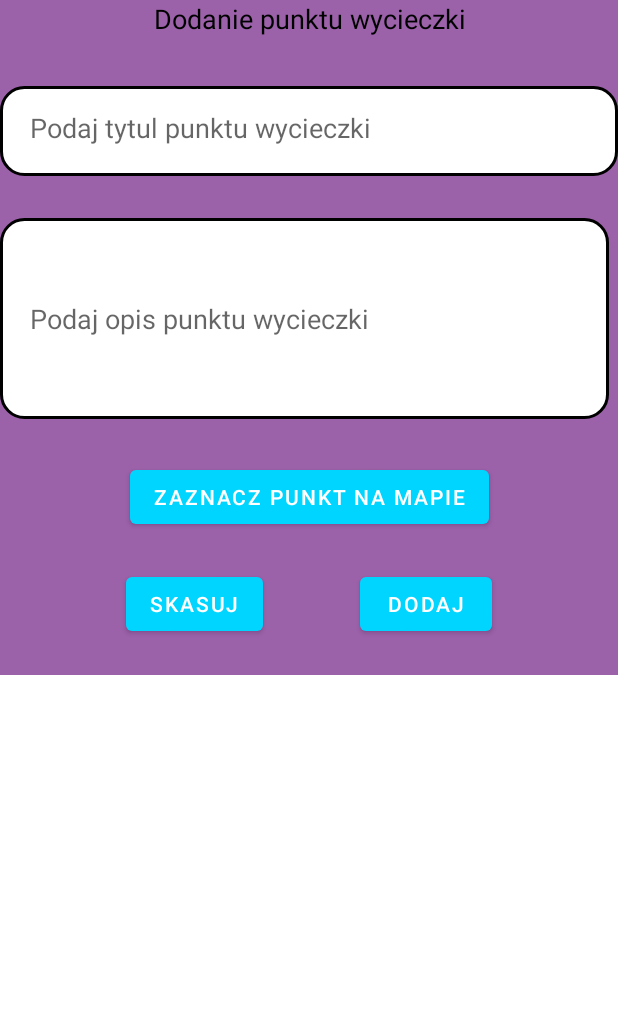
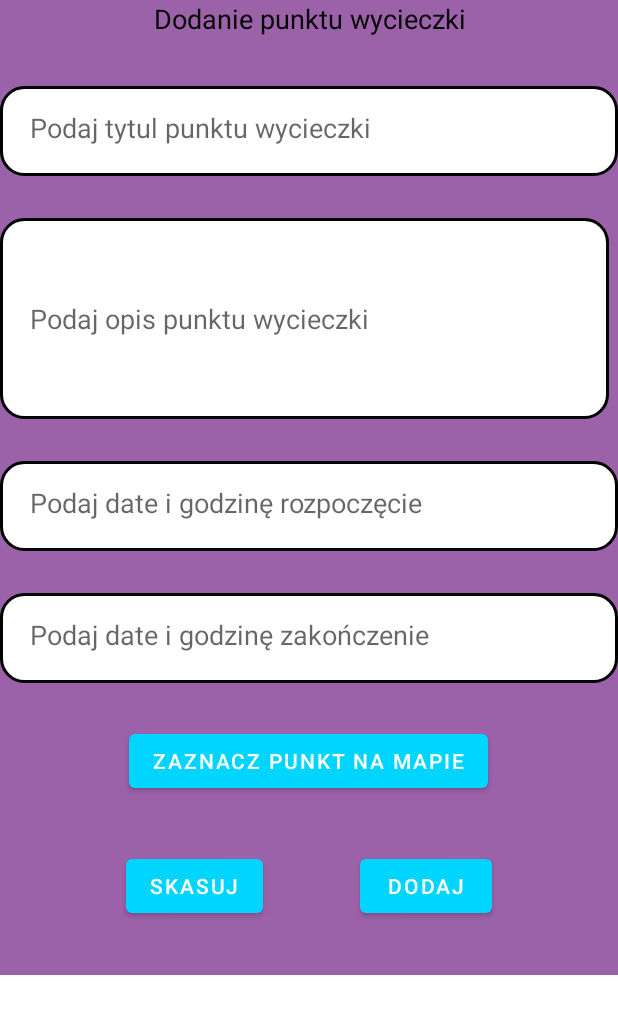
Before and after one commit to bartoszszostakiewicz/Easy_travel, an Android app: the layout dialog_create_trip_point.xml on its own in the app's theme, with its tools: preview values and no code run, on a phone screen of 412 x 824 dp. Shown: the top 1014 px of the screen. Run offline under Robolectric (Android 15) with nearby library versions, the phone set to English and light mode, and no system bars.

Commit message:
Database Architecture, shows trips, add a date, auth

```diff
--- a/Easy_Travel/app/src/main/AndroidManifest.xml
+++ b/Easy_Travel/app/src/main/AndroidManifest.xml
@@ -18,7 +18,7 @@
         android:roundIcon="@mipmap/ic_launcher_round"
         android:supportsRtl="true"
         android:theme="@style/Theme.Easy_travel"
-        android:name=".ViewModel.MainViewModel"
+        android:name=".MainApplication"
         tools:targetApi="31">
         <activity
             android:name=".ViewModel.ChatActivity"
--- a/Easy_Travel/app/src/main/java/com/project/easy_travel/MenuActivity.kt
+++ b/Easy_Travel/app/src/main/java/com/project/easy_travel/MenuActivity.kt
@@ -14,6 +14,7 @@ import com.project.easy_travel.ViewModel.TripViewModel
 
 
 class MenuActivity : AppCompatActivity() {
+    private lateinit var application: MainApplication
 
     private lateinit var tripViewModel: TripViewModel
 
@@ -21,9 +22,9 @@ class MenuActivity : AppCompatActivity() {
         super.onCreate(savedInstanceState)
         setContentView(R.layout.activity_main_map)
 
-        val application = applicationContext as MainViewModel
+        val application = applicationContext as MainApplication
 
-        tripViewModel = application.tripViewModel//ViewModelProvider(this).get(TripViewModel::class.java)
+        tripViewModel = application.tripViewModel //ViewModelProvider(this).get(TripViewModel::class.java)
 
 
         tripViewModel.data.observe(this, Observer {trip ->
--- a/Easy_Travel/app/src/main/java/com/project/easy_travel/Model/Trip.kt
+++ b/Easy_Travel/app/src/main/java/com/project/easy_travel/Model/Trip.kt
@@ -20,7 +20,8 @@ data class Trip(
             "tripPointsID" to tripPointsID,
             "organizerID" to organizerID,
             "guidesID" to guidesID,
-            "participantsID" to participantsID
+            "participantsID" to participantsID,
+            "startDate" to startDate
         )
     }
 }
--- a/Easy_Travel/app/src/main/res/layout/dialog_create_trip_point.xml
+++ b/Easy_Travel/app/src/main/res/layout/dialog_create_trip_point.xml
@@ -4,7 +4,7 @@
     xmlns:tools="http://schemas.android.com/tools"
     android:background="#9B61A9"
     android:layout_width="match_parent"
-    android:layout_height="450dp">
+    android:layout_height="650dp">
 
     <TextView
         android:id="@+id/tripPointTitle_txt"
@@ -55,6 +55,45 @@
         app:layout_constraintStart_toStartOf="parent"
         app:layout_constraintTop_toBottomOf="@+id/tripPointName_edttxt" />
 
+    <EditText
+        android:id="@+id/date_picker_start_actions"
+        android:layout_width="412dp"
+        android:layout_height="60dp"
+        android:layout_marginTop="28dp"
+        android:background="@drawable/rounded_edittext"
+        android:clickable="true"
+        android:drawablePadding="10dp"
+        android:focusable="false"
+        android:hint="Podaj date i godzinę rozpoczęcie"
+        android:inputType="datetime"
+        android:padding="20dp"
+        android:textColor="@color/cardview_dark_background"
+        android:textColorHighlight="#FFFFFF"
+        app:layout_constraintEnd_toEndOf="parent"
+        app:layout_constraintHorizontal_bias="0.0"
+        app:layout_constraintStart_toStartOf="parent"
+        app:layout_constraintTop_toBottomOf="@+id/tripPointDescribe_edttxt" />
+
+
+    <EditText
+        android:id="@+id/date_picker_finish_actions"
+        android:layout_width="412dp"
+        android:layout_height="60dp"
+        android:layout_marginTop="28dp"
+        android:background="@drawable/rounded_edittext"
+        android:clickable="true"
+        android:drawablePadding="10dp"
+        android:focusable="false"
+        android:hint="Podaj date i godzinę zakończenie"
+        android:inputType="datetime"
+        android:padding="20dp"
+        android:textColor="@color/cardview_dark_background"
+        android:textColorHighlight="#FFFFFF"
+        app:layout_constraintEnd_toEndOf="parent"
+        app:layout_constraintHorizontal_bias="1.0"
+        app:layout_constraintStart_toStartOf="parent"
+        app:layout_constraintTop_toBottomOf="@+id/date_picker_start_actions" />
+
     <Button
         android:id="@+id/map_btn"
         android:layout_width="wrap_content"
@@ -62,9 +101,9 @@
         android:layout_marginTop="28dp"
         android:text="Zaznacz punkt na mapie"
         app:layout_constraintEnd_toEndOf="parent"
-        app:layout_constraintHorizontal_bias="0.502"
+        app:layout_constraintHorizontal_bias="0.497"
         app:layout_constraintStart_toStartOf="parent"
-        app:layout_constraintTop_toBottomOf="@+id/tripPointDescribe_edttxt" />
+        app:layout_constraintTop_toBottomOf="@+id/date_picker_finish_actions" />
 
     <Button
         android:id="@+id/add_btn"
```
Also changed, not shown: Easy_Travel/app/src/main/java/com/project/easy_travel/CreateTrip.kt (+27 -5 lines), Easy_Travel/app/src/main/java/com/project/easy_travel/MainApplication.kt (added, +21 -0 lines), Easy_Travel/app/src/main/java/com/project/easy_travel/Model/Point.kt (+6 -2 lines), Easy_Travel/app/src/main/java/com/project/easy_travel/TripActive.kt (+19 -0 lines), Easy_Travel/app/src/main/java/com/project/easy_travel/tripListActivity.kt (+4 -4 lines), Easy_Travel/app/src/main/res/layout/trip_list_element.xml (+15 -1 lines).
